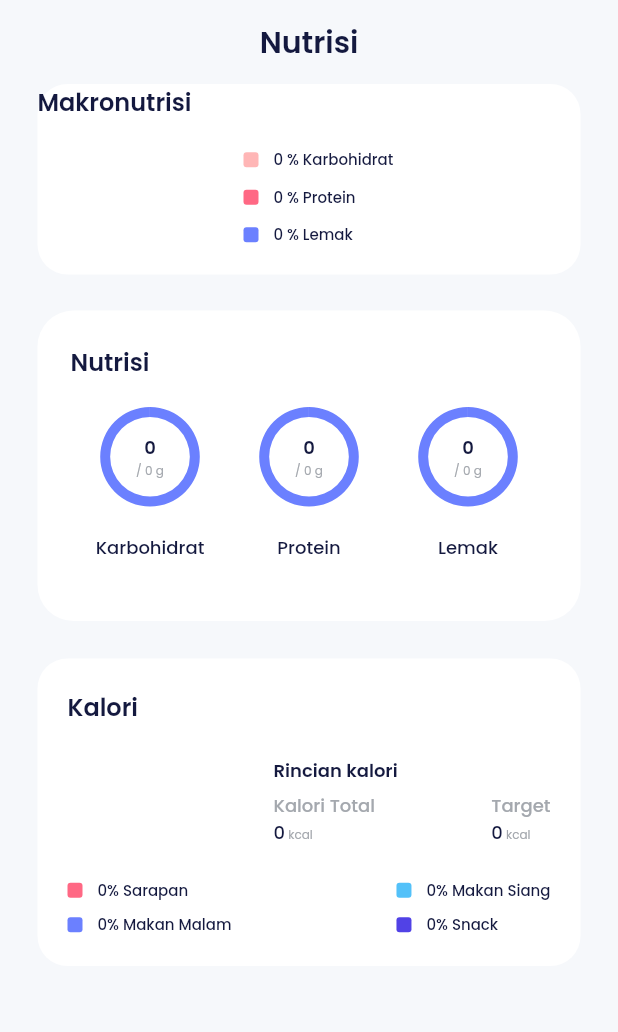
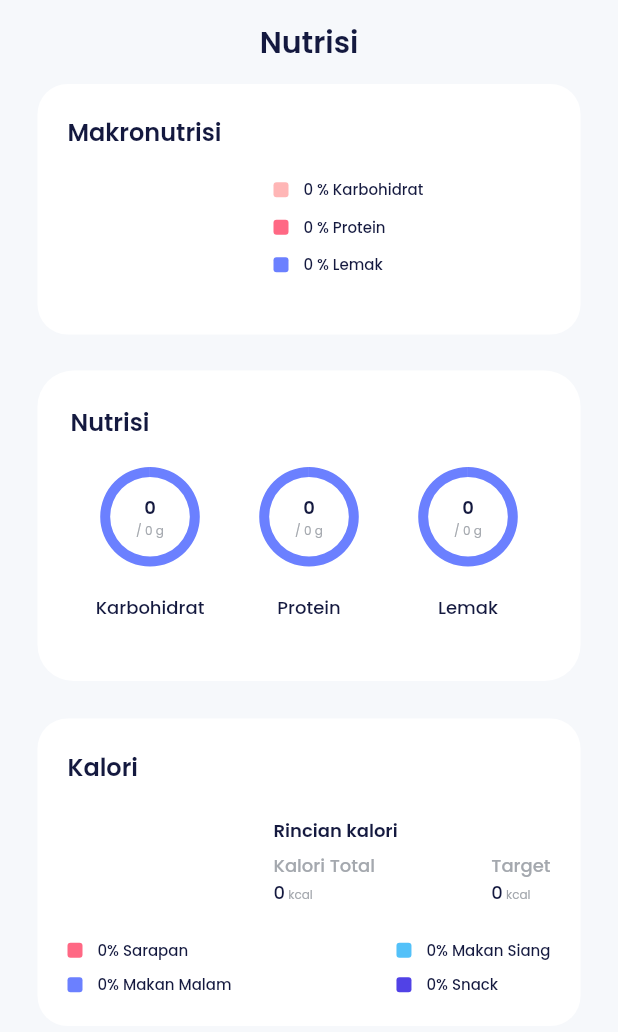
Before and after one commit to Joseph23-11/DietAja-App, a Flutter app: the NutrisiPage screen opened by its route, on a phone screen of 412 x 824 dp. Shown: the top 1032 px of the screen. Run offline on Flutter 3.47's test engine with Material 2 defaults, Android fonts, the light colour scheme and no system bars; our stand-ins replace another_flushbar, carousel_slider, flutter_local_notifications, flutter_native_timezone, flutter_svg, flutter_switch and 5 more; accounts and stored records are empty; network calls fail.

Commit message:
Application DietAja revision

```diff
--- a/lib/view/pages/home/nutrisi_page.dart
+++ b/lib/view/pages/home/nutrisi_page.dart
@@ -57,6 +57,7 @@ class _NutrisiPageState extends State<NutrisiPage> {
                         decoration: BoxDecoration(
                             borderRadius: BorderRadius.circular(20),
                             color: whiteColor),
+                        padding: EdgeInsets.all(20),
                         child: Column(
                           crossAxisAlignment: CrossAxisAlignment.start,
                           children: [
```
